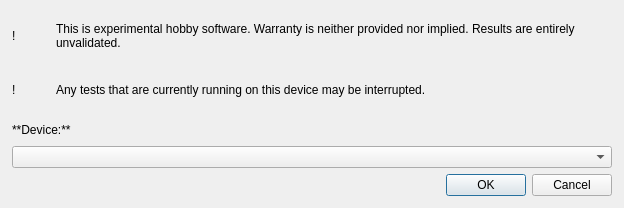
The window that connectiondialog.ui (ahunt/incolata) describes before a commit, drawn with Qt 5.
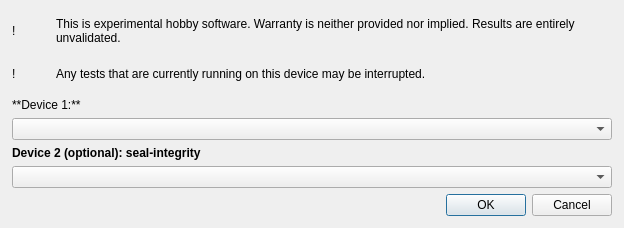
The same window after the commit.

Commit message:
connectiondialog: add second-device selector
This is (currently) non-functional.

Needed for:
https://github.com/ahunt/incolata/issues/4

Patch:
```diff
--- a/connectiondialog.ui
+++ b/connectiondialog.ui
@@ -16,12 +16,6 @@
     <verstretch>0</verstretch>
    </sizepolicy>
   </property>
-  <property name="maximumSize">
-   <size>
-    <width>419</width>
-    <height>208</height>
-   </size>
-  </property>
   <property name="windowTitle">
    <string>Incolata: Connect Device</string>
   </property>
@@ -121,7 +115,7 @@
      <item>
       <widget class="QLabel" name="label">
        <property name="text">
-        <string>**Device:**</string>
+        <string>**Device 1:**</string>
        </property>
        <property name="textFormat">
         <enum>Qt::MarkdownText</enum>
@@ -138,6 +132,21 @@
        </property>
       </widget>
      </item>
+     <item>
+      <widget class="QLabel" name="device1Label">
+       <property name="font">
+        <font>
+         <bold>true</bold>
+        </font>
+       </property>
+       <property name="text">
+        <string>Device 2 (optional): seal-integrity</string>
+       </property>
+      </widget>
+     </item>
+     <item>
+      <widget class="QComboBox" name="device1ComboBox"/>
+     </item>
     </layout>
    </item>
    <item>
```
Left out of the diff: 4 changed lines with no effect on the pictures. The commit also changes 2 other files.
